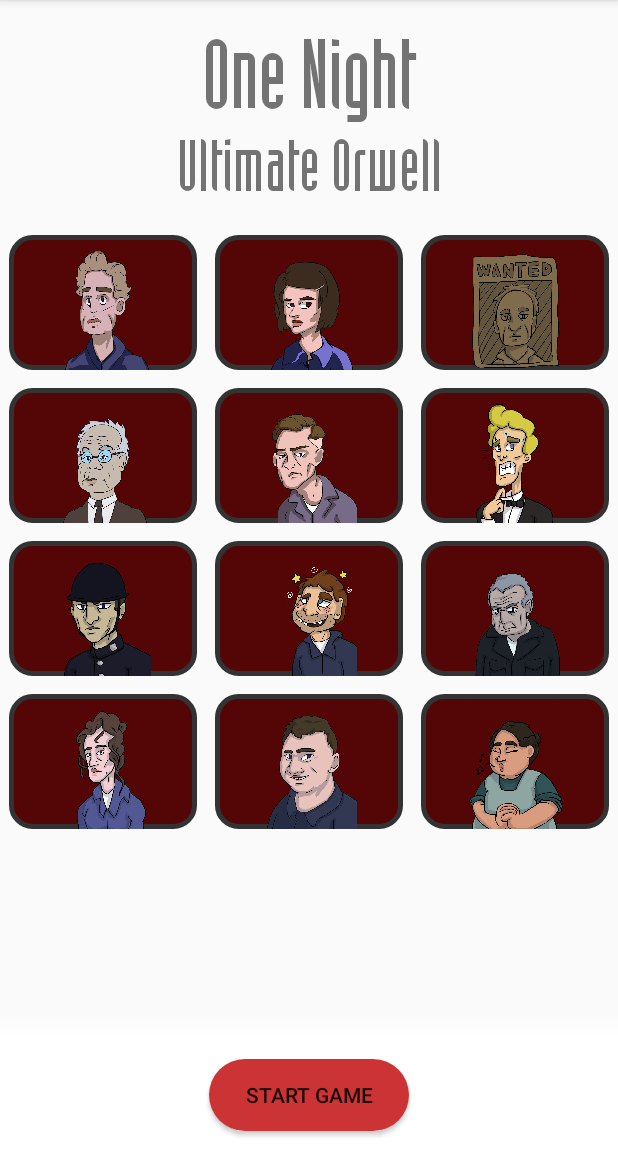
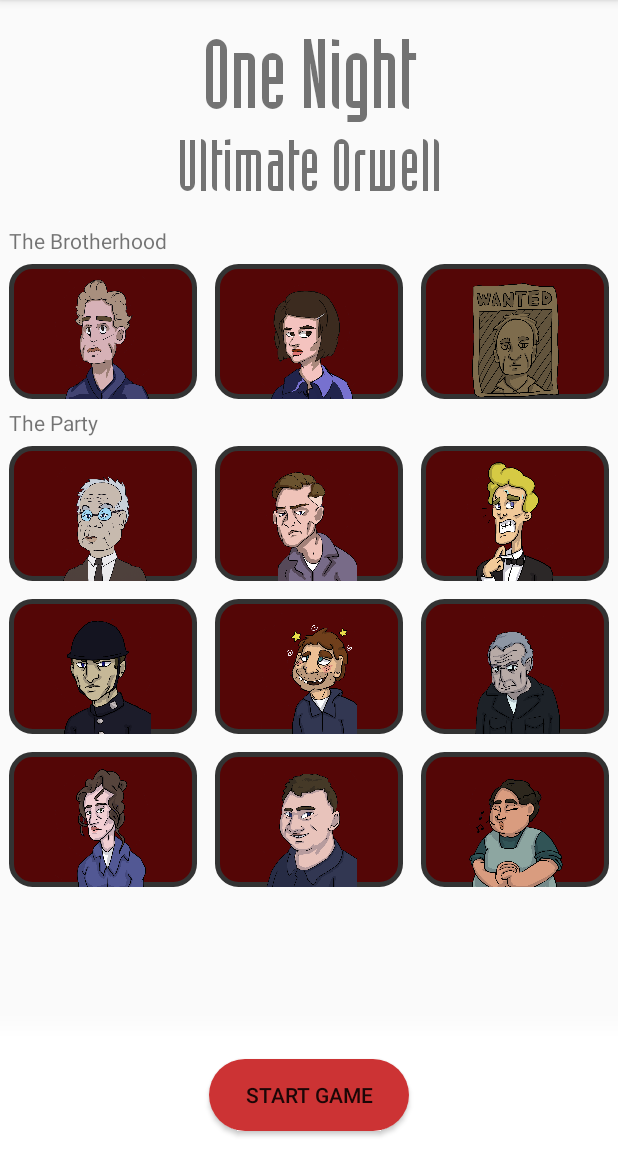
Before and after one commit to bbchristians/1984Werewolf, an Android app: the screen it shows after launch (MainActivity), on a phone screen of 412 x 824 dp, the part 84-1236 px from its top. Run offline under Robolectric (Android 15) with nearby library versions, the phone set to English and light mode, and no system bars.

Commit message:
Added some tags

```diff
--- a/app/src/main/res/layout/fragment_select_config.xml
+++ b/app/src/main/res/layout/fragment_select_config.xml
@@ -46,6 +46,12 @@
                 android:orientation="vertical"
                 android:paddingBottom="90dp">
 
+                <TextView
+                        style="@style/role_select_title"
+                        android:layout_width="match_parent"
+                        android:layout_height="wrap_content"
+                        android:text="@string/brotherhood_title"/>
+
                 <LinearLayout
                         android:layout_width="match_parent"
                         android:layout_height="wrap_content"
@@ -73,6 +79,13 @@
                             android:scaleType="fitCenter"/>
 
                 </LinearLayout>
+
+
+                <TextView
+                        style="@style/role_select_title"
+                        android:layout_width="match_parent"
+                        android:layout_height="wrap_content"
+                        android:text="@string/party_title"/>
 
                 <LinearLayout
                         android:layout_width="match_parent"
--- a/app/src/main/res/values/strings.xml
+++ b/app/src/main/res/values/strings.xml
@@ -7,4 +7,7 @@
     <string name="button_pause">Pause</string>
     <string name="button_resume">Resume</string>
     <string name="button_stop">Stop</string>
+
+    <string name="brotherhood_title">The Brotherhood</string>
+    <string name="party_title">The Party</string>
 </resources>
--- a/app/src/main/res/values/styles.xml
+++ b/app/src/main/res/values/styles.xml
@@ -24,4 +24,9 @@
         <item name="android:layout_margin">6dp</item>
     </style>
 
+    <style name="role_select_title">
+        <item name="android:layout_marginStart">6dp</item>
+        <item name="android:textSize">14sp</item>
+    </style>
+
 </resources>
```
